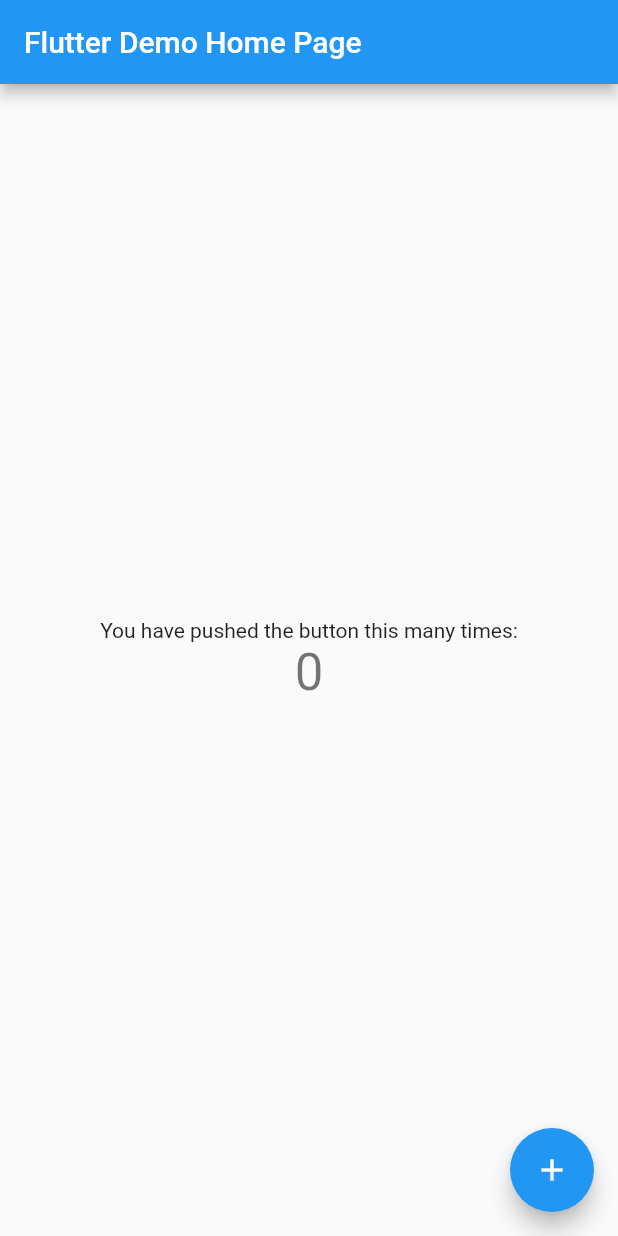
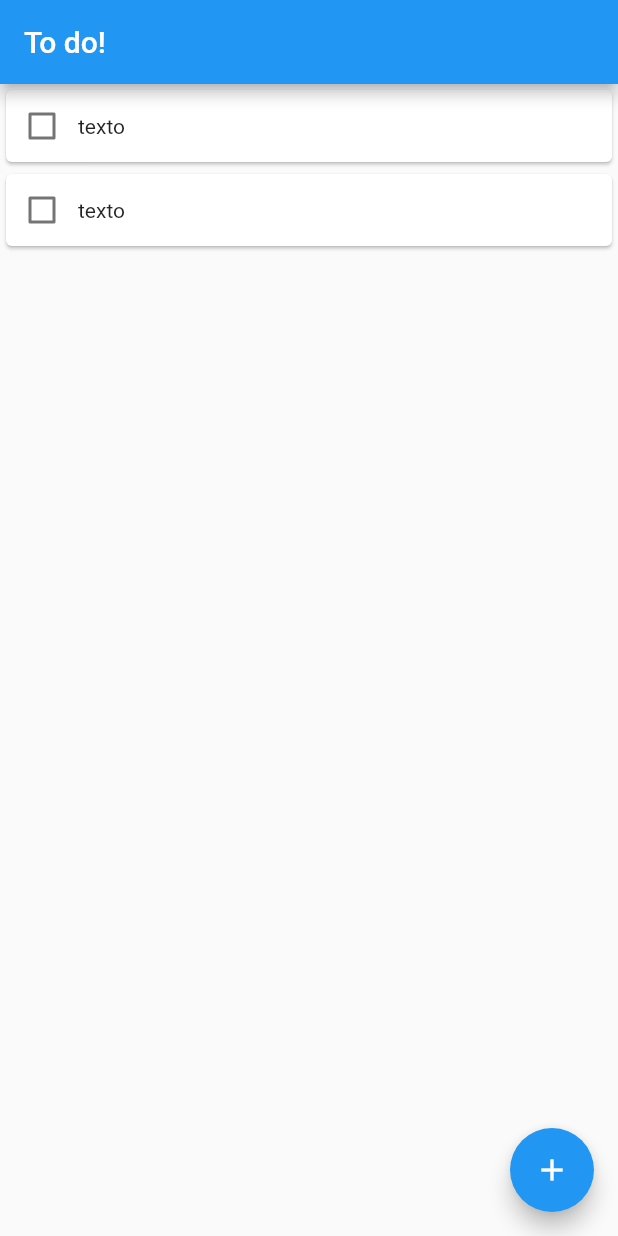
Before and after one commit to CynthiaRaphaella/todo_app, a Flutter app: the screen it shows after launch, on a phone screen of 412 x 824 dp. Run offline on Flutter 3.47's test engine with Material 2 defaults, Android fonts, the phone set to English and light mode, and no system bars.

Commit message:
Create layout for todo list

```diff
--- /dev/null
+++ b/lib/UI/todo_item.dart
@@ -0,0 +1,19 @@
+import 'package:flutter/material.dart';
+
+class TodoItem extends StatelessWidget{
+
+  @override
+  Widget build(BuildContext context){
+    return Card(
+            child: new Row(
+              children: <Widget>[
+                Checkbox(
+                  onChanged: (a) => print('change'),
+                  value: false,
+                ),
+                Text('texto')
+              ],
+            ),
+          );
+  }
+}
--- /dev/null
+++ b/lib/UI/todo_list.dart
@@ -0,0 +1,17 @@
+import 'package:flutter/material.dart';
+import 'package:todo_app/UI/todo_item.dart';
+
+class TodoList extends StatelessWidget{
+  @override
+  Widget build(BuildContext context) {
+    return Center(
+          child: ListView(
+            children: <Widget>[
+              TodoItem(),
+              TodoItem()
+            ],
+          )
+        );
+  }
+
+}
--- a/lib/main.dart
+++ b/lib/main.dart
@@ -1,4 +1,5 @@
 import 'package:flutter/material.dart';
+import 'package:todo_app/UI/todo_list.dart';
 
 void main() => runApp(new MyApp());
 
@@ -7,103 +8,20 @@ class MyApp extends StatelessWidget {
   @override
   Widget build(BuildContext context) {
     return new MaterialApp(
-      title: 'Flutter Demo',
+      title: 'To do',
       theme: new ThemeData(
-        // This is the theme of your application.
-        //
-        // Try running your application with "flutter run". You'll see the
-        // application has a blue toolbar. Then, without quitting the app, try
-        // changing the primarySwatch below to Colors.green and then invoke
-        // "hot reload" (press "r" in the console where you ran "flutter run",
-        // or press Run > Flutter Hot Reload in IntelliJ). Notice that the
-        // counter didn't reset back to zero; the application is not restarted.
         primarySwatch: Colors.blue,
       ),
-      home: new MyHomePage(title: 'Flutter Demo Home Page'),
+      home: Scaffold(
+        appBar: AppBar(
+          title: Text("To do!")
+        ),
+        body: TodoList(),
+        floatingActionButton: FloatingActionButton(
+          onPressed: () => print('a'),
+          child: new Icon(Icons.add),
+        ),
+      )
     );
   }
 }
-
-class MyHomePage extends StatefulWidget {
-  MyHomePage({Key key, this.title}) : super(key: key);
-
-  // This widget is the home page of your application. It is stateful, meaning
-  // that it has a State object (defined below) that contains fields that affect
-  // how it looks.
-
-  // This class is the configuration for the state. It holds the values (in this
-  // case the title) provided by the parent (in this case the App widget) and
-  // used by the build method of the State. Fields in a Widget subclass are
-  // always marked "final".
-
-  final String title;
-
-  @override
-  _MyHomePageState createState() => new _MyHomePageState();
-}
-
-class _MyHomePageState extends State<MyHomePage> {
-  int _counter = 0;
-
-  void _incrementCounter() {
-    setState(() {
-      // This call to setState tells the Flutter framework that something has
-      // changed in this State, which causes it to rerun the build method below
-      // so that the display can reflect the updated values. If we changed
-      // _counter without calling setState(), then the build method would not be
-      // called again, and so nothing would appear to happen.
-      _counter++;
-    });
-  }
-
-  @override
-  Widget build(BuildContext context) {
-    // This method is rerun every time setState is called, for instance as done
-    // by the _incrementCounter method above.
-    //
-    // The Flutter framework has been optimized to make rerunning build methods
-    // fast, so that you can just rebuild anything that needs updating rather
-    // than having to individually change instances of widgets.
-    return new Scaffold(
-      appBar: new AppBar(
-        // Here we take the value from the MyHomePage object that was created by
-        // the App.build method, and use it to set our appbar title.
-        title: new Text(widget.title),
-      ),
-      body: new Center(
-        // Center is a layout widget. It takes a single child and positions it
-        // in the middle of the parent.
-        child: new Column(
-          // Column is also layout widget. It takes a list of children and
-          // arranges them vertically. By default, it sizes itself to fit its
-          // children horizontally, and tries to be as tall as its parent.
-          //
-          // Invoke "debug paint" (press "p" in the console where you ran
-          // "flutter run", or select "Toggle Debug Paint" from the Flutter tool
-          // window in IntelliJ) to see the wireframe for each widget.
-          //
-          // Column has various properties to control how it sizes itself and
-          // how it positions its children. Here we use mainAxisAlignment to
-          // center the children vertically; the main axis here is the vertical
-          // axis because Columns are vertical (the cross axis would be
-          // horizontal).
-          mainAxisAlignment: MainAxisAlignment.center,
-          children: <Widget>[
-            new Text(
-              'You have pushed the button this many times:',
-            ),
-            new Text(
-              '$_counter',
-              style: Theme.of(context).textTheme.display1,
-            ),
-          ],
-        ),
-      ),
-      floatingActionButton: new FloatingActionButton(
-        onPressed: _incrementCounter,
-        tooltip: 'Increment',
-        child: new Icon(Icons.add),
-      ), // This trailing comma makes auto-formatting nicer for build methods.
-    );
-  }
-}
```
